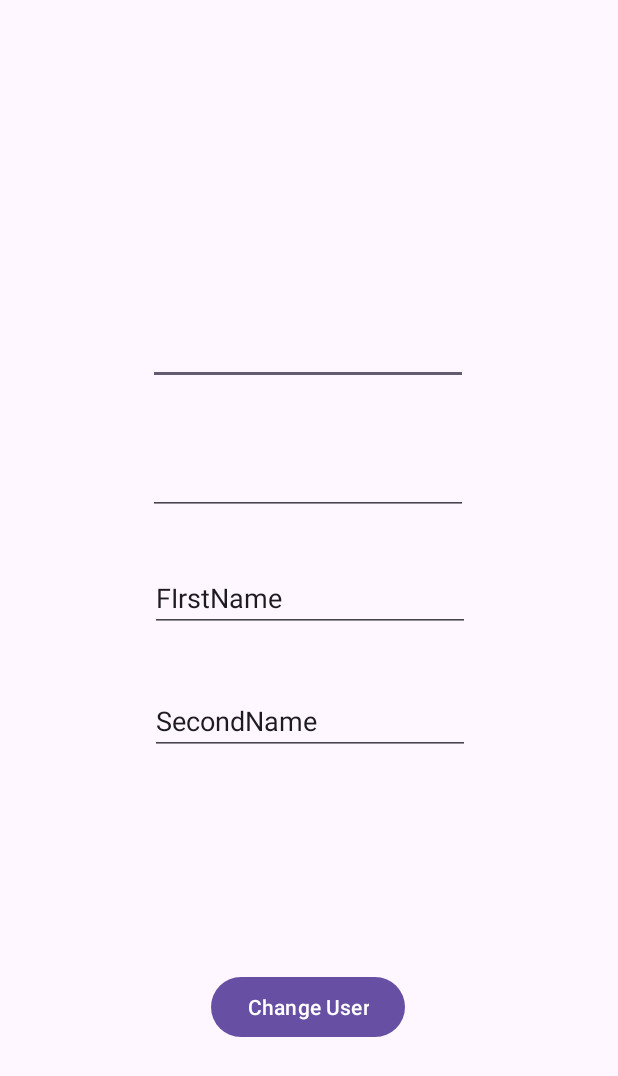
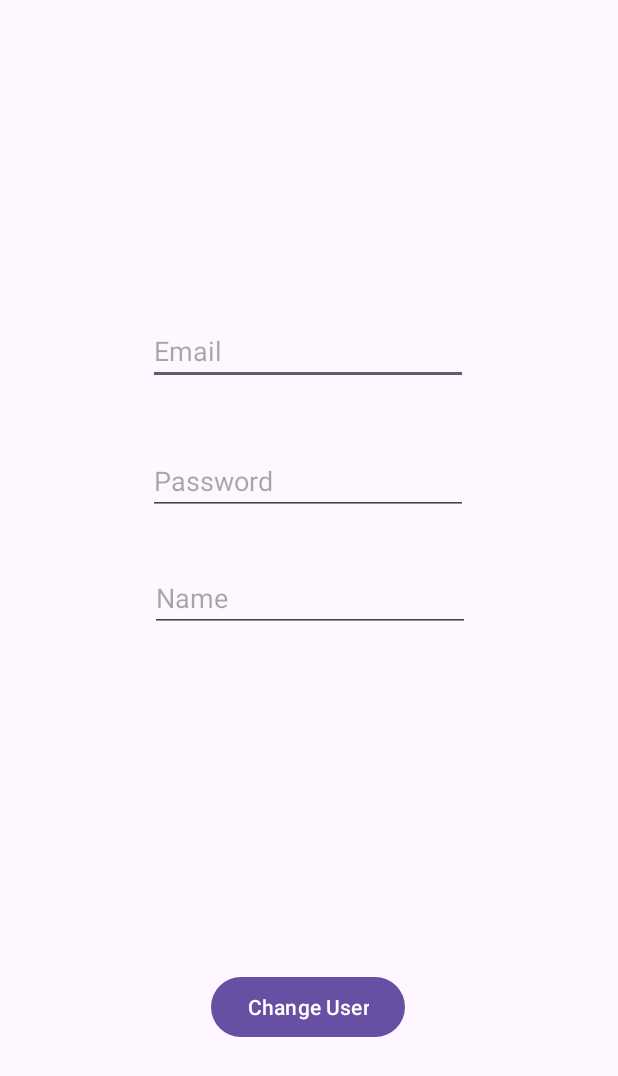
Before and after one commit to NomenConservandum/Voluntary-works-front-end-kotlin, an Android app: the ChangeUser screen opened directly, with no data from a screen before it, on a phone screen of 412 x 824 dp. Shown: the top 1076 px of the screen. Run offline under Robolectric (Android 15) with nearby library versions, the phone set to English and light mode, and no system bars.

Commit message:
minor fixes

```diff
--- a/app/src/main/java/com/example/template/ChangeUser.kt
+++ b/app/src/main/java/com/example/template/ChangeUser.kt
@@ -23,10 +23,9 @@ class ChangeUser : AppCompatActivity() {
     lateinit var toChange: User
     lateinit var oldEmail: String
 
-    lateinit var inemail: EditText
-    lateinit var inpassword: EditText
-    lateinit var infirstname: EditText
-    lateinit var insecondname: EditText
+    lateinit var inEmail: EditText
+    lateinit var inPassword: EditText
+    lateinit var inName: EditText
     override fun onCreate(savedInstanceState: Bundle?) {
         super.onCreate(savedInstanceState)
         setContentView(R.layout.activity_change_user)
@@ -36,24 +35,21 @@ class ChangeUser : AppCompatActivity() {
 
         viewModel = ViewModelProvider(this, viewModelFactory).get(MainViewModel::class.java)
 
-        inemail = findViewById(R.id.change_email)
-        inpassword = findViewById(R.id.change_password)
-        infirstname = findViewById(R.id.change_firstname)
-        insecondname = findViewById(R.id.change_secondname)
-        toChange = globalChangeUser.value ?: User(0, "", "", "", "")
+        inEmail = findViewById(R.id.change_email)
+        inPassword = findViewById(R.id.change_password)
+        inName = findViewById(R.id.change_name)
+        toChange = globalChangeUser.value ?: User(0, "", "", "", "", "", "", 0, 0)
         oldEmail = globalChangeUser.value?.email ?: ""
 
-        inemail.setText(globalChangeUser.value?.email)
-        inpassword.setText("")
-        infirstname.setText(globalChangeUser.value?.firstName)
-        insecondname.setText(globalChangeUser.value?.secondName)
+        inEmail.setText(globalChangeUser.value?.email)
+        inPassword.setText("")
+        inName.setText(globalChangeUser.value?.name)
     }
 
     fun change(view: View?) {
-        if (removespaces(inemail.text.toString()) == "" ||
-            removespaces(inpassword.text.toString()) == "" ||
-            removespaces(infirstname.text.toString()) == "" ||
-            removespaces(insecondname.text.toString()) == "") {
+        if (removespaces(inEmail.text.toString()) == "" ||
+            removespaces(inPassword.text.toString()) == "" ||
+            removespaces(inName.text.toString()) == "") {
             Toast.makeText(this, "You have an empty field", Toast.LENGTH_SHORT).show()
             return
         }
@@ -65,10 +61,14 @@ class ChangeUser : AppCompatActivity() {
         viewModel.edit(
             User(
                 globalChangeUser.value?.id ?: 0,
-                inemail.text.toString(),
-                inpassword.text.toString(),
-                infirstname.text.toString(),
-                insecondname.text.toString()
+                inEmail.text.toString(),
+                inPassword.text.toString(),
+                inName.text.toString(),
+                "",
+                "",
+                "",
+                0,
+                0
             ),
             oldEmail
         )
--- a/app/src/main/res/layout/activity_change_user.xml
+++ b/app/src/main/res/layout/activity_change_user.xml
@@ -12,8 +12,8 @@
         android:layout_width="wrap_content"
         android:layout_height="wrap_content"
         android:ems="10"
+        android:hint="@string/prompt_email"
         android:inputType="text"
-        android:text="Email"
         app:layout_constraintBottom_toBottomOf="parent"
         app:layout_constraintEnd_toEndOf="parent"
         app:layout_constraintHorizontal_bias="0.497"
@@ -26,6 +26,7 @@
         android:layout_width="wrap_content"
         android:layout_height="wrap_content"
         android:ems="10"
+        android:hint="@string/prompt_password"
         android:inputType="textPassword"
         app:layout_constraintBottom_toBottomOf="parent"
         app:layout_constraintEnd_toEndOf="parent"
@@ -35,32 +36,18 @@
         app:layout_constraintVertical_bias="0.383" />
 
     <EditText
-        android:id="@+id/change_firstname"
+        android:id="@+id/change_name"
         android:layout_width="wrap_content"
         android:layout_height="wrap_content"
         android:ems="10"
+        android:hint="@string/prompt_name"
         android:inputType="text"
-        android:text="FIrstName"
         app:layout_constraintBottom_toBottomOf="parent"
         app:layout_constraintEnd_toEndOf="parent"
         app:layout_constraintHorizontal_bias="0.502"
         app:layout_constraintStart_toStartOf="parent"
         app:layout_constraintTop_toTopOf="parent"
         app:layout_constraintVertical_bias="0.483" />
-
-    <EditText
-        android:id="@+id/change_secondname"
-        android:layout_width="wrap_content"
-        android:layout_height="wrap_content"
-        android:ems="10"
-        android:inputType="text"
-        android:text="SecondName"
-        app:layout_constraintBottom_toBottomOf="parent"
-        app:layout_constraintEnd_toEndOf="parent"
-        app:layout_constraintHorizontal_bias="0.502"
-        app:layout_constraintStart_toStartOf="parent"
-        app:layout_constraintTop_toTopOf="parent"
-        app:layout_constraintVertical_bias="0.588" />
 
     <Button
         android:id="@+id/change_button"
```
Also changed, not shown: app/src/main/java/com/example/template/LoginPage.kt (+9 -5 lines), app/src/main/java/com/example/template/MainActivity.kt (+5 -15 lines), app/src/main/java/com/example/template/SignUpPage.kt (+13 -7 lines), app/src/main/java/com/example/template/functions/navigation/functions.kt (+8 -1 lines), 1 other file.
